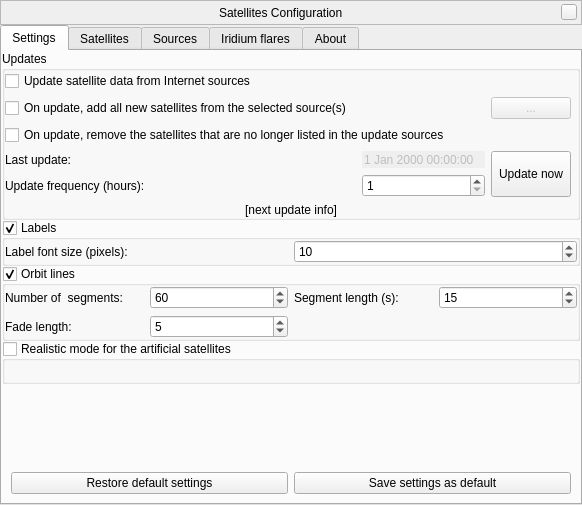
Qt form plugins/Satellites/src/gui/satellitesDialog.ui (519984307/stellarium_src) before a commit.
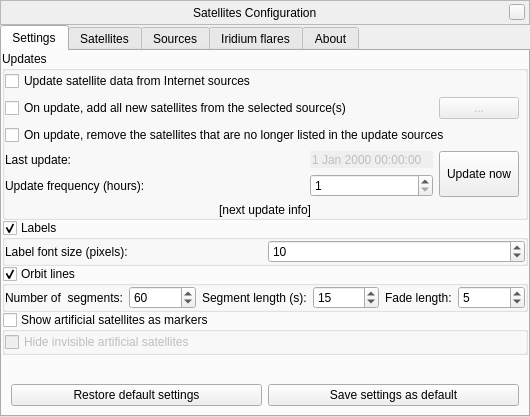
The same form after that commit. Custom widgets are drawn as their Qt base class.

Commit message: Added option to hiding invisible satellites in markers mode (Fix #145)

Patch:
```diff
--- a/plugins/Satellites/src/gui/satellitesDialog.ui
+++ b/plugins/Satellites/src/gui/satellitesDialog.ui
@@ -6,8 +6,8 @@
    <rect>
     <x>0</x>
     <y>0</y>
-    <width>582</width>
-    <height>505</height>
+    <width>530</width>
+    <height>417</height>
    </rect>
   </property>
   <property name="windowTitle">
@@ -375,16 +375,6 @@
           <property name="bottomMargin">
            <number>0</number>
           </property>
-          <item row="0" column="0">
-           <widget class="QLabel" name="label_5">
-            <property name="toolTip">
-             <string>Number of segments used to draw the line</string>
-            </property>
-            <property name="text">
-             <string>Number of  segments:</string>
-            </property>
-           </widget>
-          </item>
           <item row="0" column="1">
            <widget class="QSpinBox" name="orbitSegmentsSpin">
             <property name="toolTip">
@@ -401,16 +391,6 @@
             </property>
            </widget>
           </item>
-          <item row="0" column="2">
-           <widget class="QLabel" name="label_8">
-            <property name="toolTip">
-             <string>Duration of a single segment in seconds</string>
-            </property>
-            <property name="text">
-             <string extracomment="TRANSLATORS: = &quot;duration&quot;. 's' means seconds">Segment length (s):</string>
-            </property>
-           </widget>
-          </item>
           <item row="0" column="3">
            <widget class="QSpinBox" name="orbitDurationSpin">
             <property name="toolTip">
@@ -427,20 +407,17 @@
             </property>
            </widget>
           </item>
-          <item row="1" column="1">
-           <widget class="QSpinBox" name="orbitFadeSpin">
+          <item row="0" column="0">
+           <widget class="QLabel" name="label_5">
             <property name="toolTip">
-             <string>Number of segments used to draw each end of the line</string>
+             <string>Number of segments used to draw the line</string>
             </property>
-            <property name="maximum">
-             <number>50</number>
-            </property>
-            <property name="value">
-             <number>5</number>
+            <property name="text">
+             <string>Number of  segments:</string>
             </property>
            </widget>
           </item>
-          <item row="1" column="0">
+          <item row="0" column="4">
            <widget class="QLabel" name="label_6">
             <property name="toolTip">
              <string>Number of segments used to draw each end of the line</string>
@@ -450,19 +427,36 @@
             </property>
            </widget>
           </item>
+          <item row="0" column="2">
+           <widget class="QLabel" name="label_8">
+            <property name="toolTip">
+             <string>Duration of a single segment in seconds</string>
+            </property>
+            <property name="text">
+             <string extracomment="TRANSLATORS: = &quot;duration&quot;. 's' means seconds">Segment length (s):</string>
+            </property>
+           </widget>
+          </item>
+          <item row="0" column="5">
+           <widget class="QSpinBox" name="orbitFadeSpin">
+            <property name="toolTip">
+             <string>Number of segments used to draw each end of the line</string>
+            </property>
+            <property name="maximum">
+             <number>50</number>
+            </property>
+            <property name="value">
+             <number>5</number>
+            </property>
+           </widget>
+          </item>
          </layout>
         </widget>
        </item>
        <item>
         <widget class="QGroupBox" name="realisticGroup">
-         <property name="minimumSize">
-          <size>
-           <width>0</width>
-           <height>43</height>
-          </size>
-         </property>
          <property name="title">
-          <string>Realistic mode for the artificial satellites</string>
+          <string>Show artificial satellites as markers</string>
          </property>
          <property name="checkable">
           <bool>true</bool>
@@ -470,6 +464,27 @@
          <property name="checked">
           <bool>false</bool>
          </property>
+         <layout class="QGridLayout" name="gridLayout_4">
+          <property name="leftMargin">
+           <number>0</number>
+          </property>
+          <property name="topMargin">
+           <number>0</number>
+          </property>
+          <property name="rightMargin">
+           <number>0</number>
+          </property>
+          <property name="bottomMargin">
+           <number>0</number>
+          </property>
+          <item row="0" column="0">
+           <widget class="QCheckBox" name="hideInvisibleSatellites">
+            <property name="text">
+             <string>Hide invisible artificial satellites</string>
+            </property>
+           </widget>
+          </item>
+         </layout>
         </widget>
        </item>
        <item>
```
Left out of the diff: 1 changed line with no effect on the pictures. The commit also changes 6 other files.
